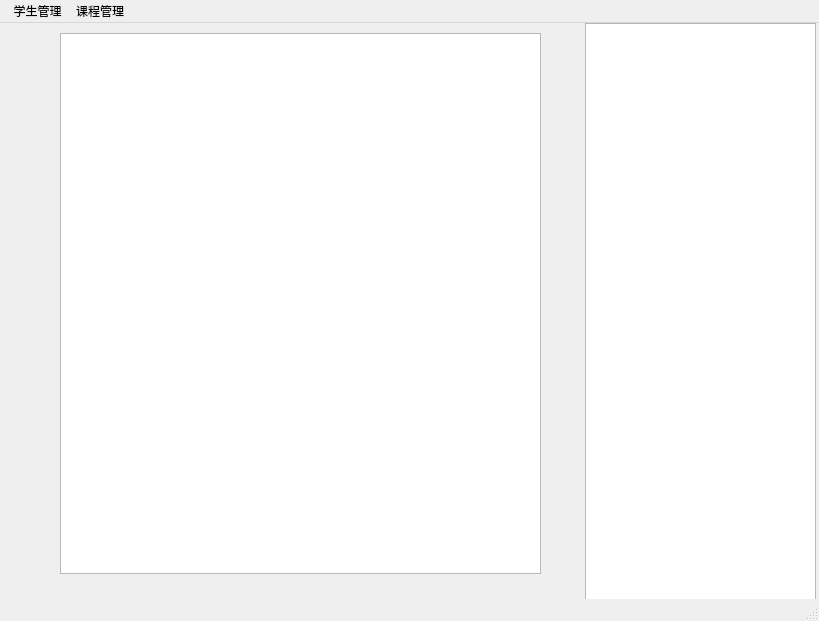
zihang0403/EduManagement, file teacherinfowindow.ui: the form before one commit.
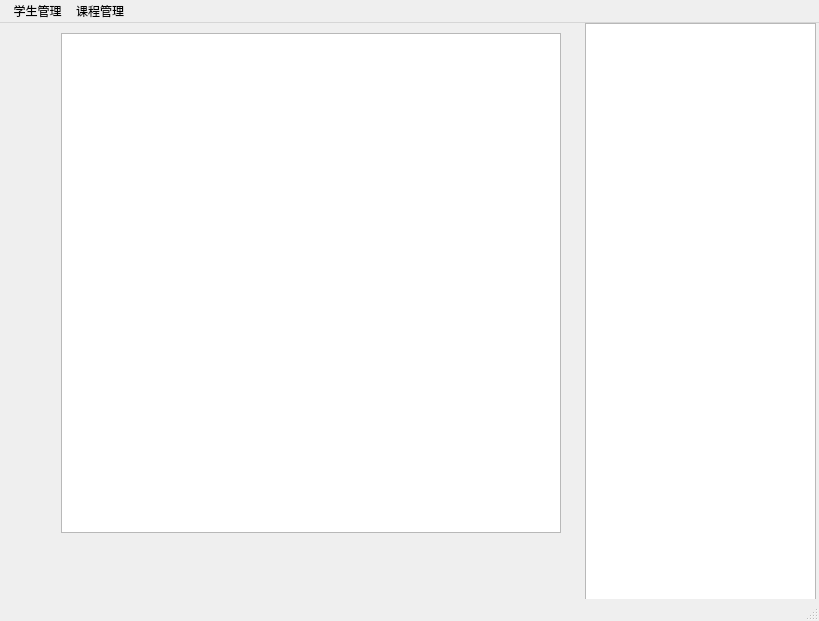
The form after the commit. The open tabs and pages were chosen to show the change.

Diff of the .ui file:
```diff
--- a/teacherinfowindow.ui
+++ b/teacherinfowindow.ui
@@ -183,20 +183,27 @@
      </widget>
     </widget>
     <widget class="QWidget" name="page_2">
-     <widget class="QWidget" name="gridLayoutWidget">
+     <widget class="QTableWidget" name="studentinfotable">
       <property name="geometry">
        <rect>
-        <x>0</x>
+        <x>1</x>
         <y>10</y>
-        <width>481</width>
-        <height>541</height>
+        <width>500</width>
+        <height>500</height>
        </rect>
       </property>
-      <layout class="QGridLayout" name="gridLayout">
-       <item row="0" column="0">
-        <widget class="QTableWidget" name="studentinfotable"/>
-       </item>
-      </layout>
+     </widget>
+    </widget>
+    <widget class="QWidget" name="page_3">
+     <widget class="QTableWidget" name="courseinfotable">
+      <property name="geometry">
+       <rect>
+        <x>1</x>
+        <y>10</y>
+        <width>500</width>
+        <height>500</height>
+       </rect>
+      </property>
      </widget>
     </widget>
    </widget>
```
Left out of the diff: 2 changed lines with no effect on the pictures.
